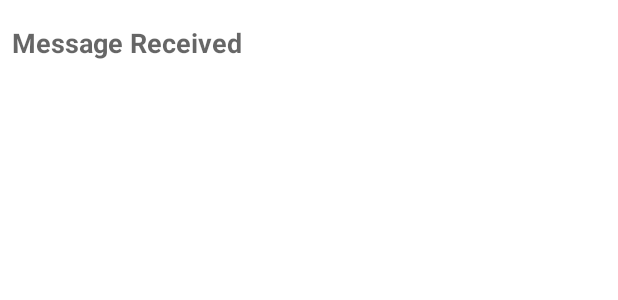
After one commit to GoogelSecond/1-2_homework, an Android app: the layout activity_second.xml on its own in the app's theme, with its tools: preview values and no code run, on a phone screen of 412 x 824 dp. The commit adds this screen. Shown: the top 300 px of the screen. Run offline under Robolectric (Android 15) with nearby library versions, the phone set to English and light mode, and no system bars.

Commit message:
add second activity

```diff
--- /dev/null
+++ b/app/src/main/res/layout/activity_second.xml
@@ -0,0 +1,23 @@
+<?xml version="1.0" encoding="utf-8"?>
+<androidx.constraintlayout.widget.ConstraintLayout xmlns:android="http://schemas.android.com/apk/res/android"
+    xmlns:app="http://schemas.android.com/apk/res-auto"
+    xmlns:tools="http://schemas.android.com/tools"
+    android:layout_width="match_parent"
+    android:layout_height="match_parent"
+    tools:context=".SecondActivity">
+
+    <TextView
+        android:id="@+id/text_header"
+        android:layout_width="wrap_content"
+        android:layout_height="wrap_content"
+        android:layout_marginStart="8dp"
+        android:layout_marginLeft="8dp"
+        android:layout_marginTop="16dp"
+        android:text="@string/text_header"
+        android:textAppearance="@style/TextAppearance.AppCompat.Medium"
+        android:textStyle="bold"
+        app:layout_constraintStart_toStartOf="parent"
+        app:layout_constraintTop_toTopOf="parent" />
+
+
+</androidx.constraintlayout.widget.ConstraintLayout>
```
Also changed, not shown: app/src/main/AndroidManifest.xml (+10 -0 lines), app/src/main/java/com/example/helloworld/MainActivity.kt (+13 -0 lines), app/src/main/java/com/example/helloworld/SecondActivity.kt (added, +11 -0 lines), app/src/main/res/layout/activity_main.xml (+11 -42 lines), app/src/main/res/values/strings.xml (+3 -24 lines).
